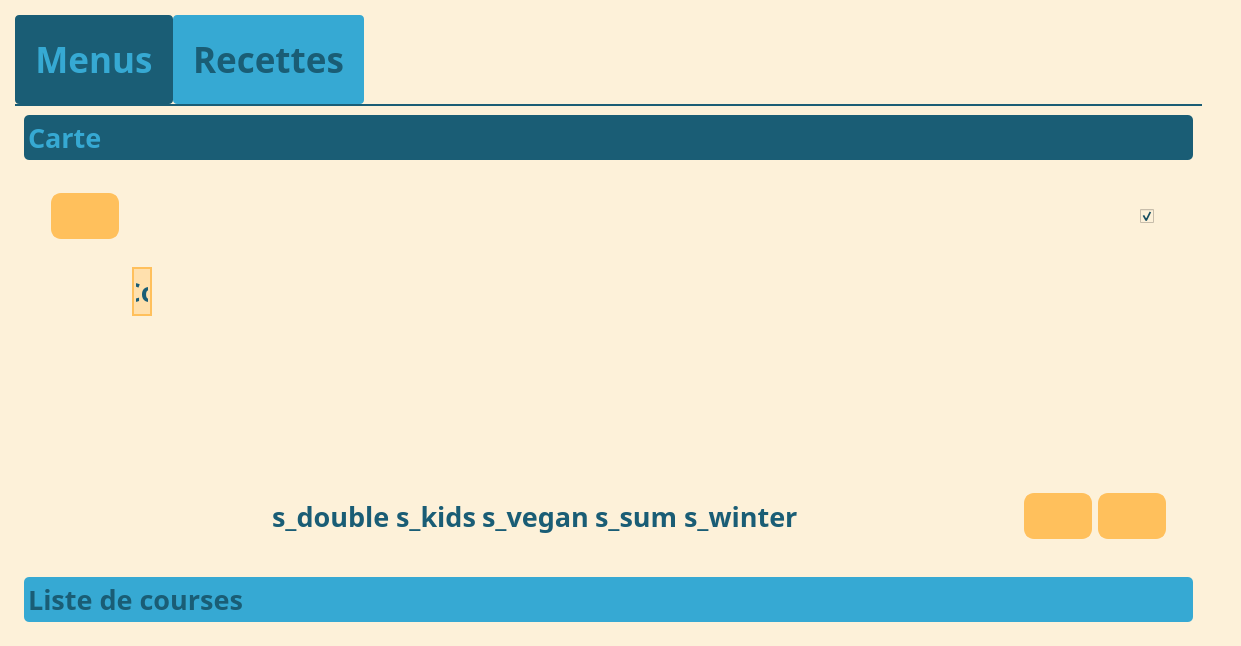
Old version of the form UI/Main_Window.ui in the repository juvarlet/a_table.
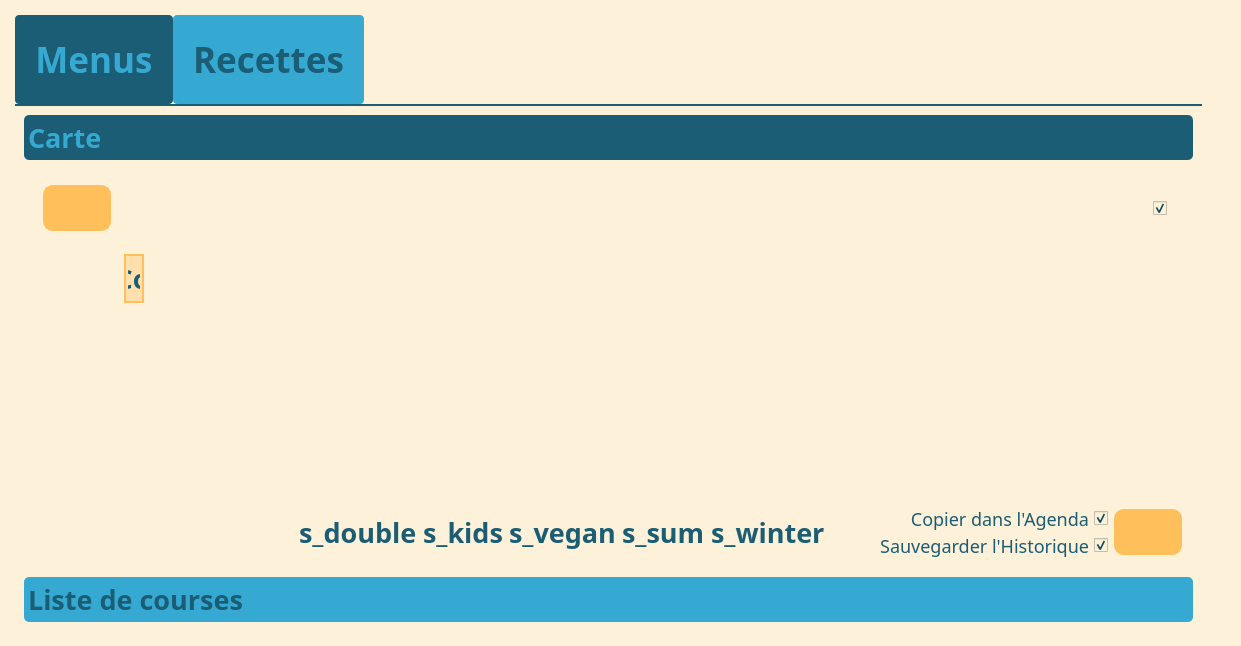
New version of the form. Icons and pictures are not drawn.

Commit message:
WIP Issue#60 (line_recipe)
Feature Issue#56 done

The edit to the form file:
```diff
--- a/UI/Main_Window.ui
+++ b/UI/Main_Window.ui
@@ -29,7 +29,7 @@
         background-color: #fdf1d9;
     }
     
-	QFrame#frame_carte{
+	QFrame#frame_carte, QFrame#frame_save {
 		background-color: #fdf1d9;
 	}
     QFrame#frame_tags_2{
@@ -428,17 +428,21 @@
         height:45px;
     }
 
-    QCheckBox#cB_search_recipe_name::indicator:checked, QCheckBox#cB_search_preparation::indicator:checked, QCheckBox#cB_search_ingredients::indicator:checked {
+    QCheckBox#cB_search_recipe_name::indicator:checked, QCheckBox#cB_search_preparation::indicator:checked, QCheckBox#cB_search_ingredients::indicator:checked, QCheckBox#cB_calendar::indicator:checked, QCheckBox#cB_history::indicator:checked {
         image: url(./UI/images/icon_check.png);
         width:20px;
         height:20px;
     }
 
-    QCheckBox#cB_search_recipe_name::indicator:unchecked, QCheckBox#cB_search_preparation::indicator:unchecked, QCheckBox#cB_search_ingredients::indicator:unchecked {
+    QCheckBox#cB_search_recipe_name::indicator:unchecked, QCheckBox#cB_search_preparation::indicator:unchecked, QCheckBox#cB_search_ingredients::indicator:unchecked, QCheckBox#cB_calendar::indicator:unchecked, QCheckBox#cB_history::indicator:unchecked {
         image: url(./UI/images/icon_uncheck.png);
         width:20px;
         height:20px;
     }
+
+QLabel#label_calendar, QLabel#label_history {
+	font: 18px;
+}
     
     QTableWidget {
         background-color: #fdf1d9;
@@ -750,6 +754,21 @@
                   <enum>QFrame::Raised</enum>
                  </property>
                  <layout class="QGridLayout" name="gridLayout_10">
+                  <property name="leftMargin">
+                   <number>1</number>
+                  </property>
+                  <property name="topMargin">
+                   <number>1</number>
+                  </property>
+                  <property name="rightMargin">
+                   <number>1</number>
+                  </property>
+                  <property name="bottomMargin">
+                   <number>1</number>
+                  </property>
+                  <property name="spacing">
+                   <number>1</number>
+                  </property>
                   <item row="0" column="0">
                    <widget class="QFrame" name="frame_top_actions">
                     <property name="frameShape">
@@ -851,6 +870,114 @@
                      <enum>QFrame::Raised</enum>
                     </property>
                     <layout class="QGridLayout" name="gridLayout_14">
+                     <property name="leftMargin">
+                      <number>1</number>
+                     </property>
+                     <property name="topMargin">
+                      <number>1</number>
+                     </property>
+                     <property name="rightMargin">
+                      <number>1</number>
+                     </property>
+                     <property name="bottomMargin">
+                      <number>1</number>
+                     </property>
+                     <item row="0" column="3">
+                      <widget class="QFrame" name="frame_save">
+                       <property name="frameShape">
+                        <enum>QFrame::NoFrame</enum>
+                       </property>
+                       <property name="frameShadow">
+                        <enum>QFrame::Raised</enum>
+                       </property>
+                       <layout class="QGridLayout" name="gridLayout_7">
+                        <property name="leftMargin">
+                         <number>0</number>
+                        </property>
+                        <property name="topMargin">
+                         <number>0</number>
+                        </property>
+                        <property name="rightMargin">
+                         <number>0</number>
+                        </property>
+                        <property name="bottomMargin">
+                         <number>0</number>
+                        </property>
+                        <property name="horizontalSpacing">
+                         <number>5</number>
+                        </property>
+                        <property name="verticalSpacing">
+                         <number>0</number>
+                        </property>
+                        <item row="1" column="2">
+                         <widget class="QCheckBox" name="cB_history">
+                          <property name="text">
+                           <string/>
+                          </property>
+                          <property name="checked">
+                           <bool>true</bool>
+                          </property>
+                         </widget>
+                        </item>
+                        <item row="0" column="2">
+                         <widget class="QCheckBox" name="cB_calendar">
+                          <property name="text">
+                           <string/>
+                          </property>
+                          <property name="checked">
+                           <bool>true</bool>
+                          </property>
+                         </widget>
+                        </item>
+                        <item row="0" column="1">
+                         <widget class="QLabel" name="label_calendar">
+                          <property name="text">
+                           <string>Copier dans l'Agenda</string>
+                          </property>
+                          <property name="alignment">
+                           <set>Qt::AlignRight|Qt::AlignTrailing|Qt::AlignVCenter</set>
+                          </property>
+                         </widget>
+                        </item>
+                        <item row="1" column="1">
+                         <widget class="QLabel" name="label_history">
+                          <property name="text">
+                           <string>Sauvegarder l'Historique</string>
+                          </property>
+                          <property name="alignment">
+                           <set>Qt::AlignRight|Qt::AlignTrailing|Qt::AlignVCenter</set>
+                          </property>
+                         </widget>
+                        </item>
+                        <item row="1" column="0">
+                         <spacer name="horizontalSpacer_6">
+                          <property name="orientation">
+                           <enum>Qt::Horizontal</enum>
+                          </property>
+                          <property name="sizeHint" stdset="0">
+                           <size>
+                            <width>40</width>
+                            <height>20</height>
+                           </size>
+                          </property>
+                         </spacer>
+                        </item>
+                       </layout>
+                      </widget>
+                     </item>
+                     <item row="0" column="3">
+                      <spacer name="horizontalSpacer">
+                       <property name="orientation">
+                        <enum>Qt::Horizontal</enum>
+                       </property>
+                       <property name="sizeHint" stdset="0">
+                        <size>
+                         <width>40</width>
+                         <height>20</height>
+                        </size>
+                       </property>
+                      </spacer>
+                     </item>
                      <item row="0" column="0">
                       <spacer name="horizontalSpacer_2">
                        <property name="orientation">
@@ -865,16 +992,7 @@
                       </spacer>
                      </item>
                      <item row="0" column="4">
-                      <widget class="QPushButton" name="pB_save">
-                       <property name="font">
-                        <font>
-                         <family>Poiret One</family>
-                         <pointsize>-1</pointsize>
-                         <weight>75</weight>
-                         <italic>false</italic>
-                         <bold>true</bold>
-                        </font>
-                       </property>
+                      <widget class="QPushButton" name="pB_calendar">
                        <property name="toolTip">
                         <string>Enregistrer dans l'Historique</string>
                        </property>
@@ -955,39 +1073,6 @@
                        </layout>
                       </widget>
                      </item>
-                     <item row="0" column="2">
-                      <spacer name="horizontalSpacer">
-                       <property name="orientation">
-                        <enum>Qt::Horizontal</enum>
-                       </property>
-                       <property name="sizeHint" stdset="0">
-                        <size>
-                         <width>40</width>
-                         <height>20</height>
-                        </size>
-                       </property>
-                      </spacer>
-                     </item>
-                     <item row="0" column="3">
-                      <widget class="QPushButton" name="pB_calendar">
-                       <property name="toolTip">
-                        <string>Copier dans l'Agenda</string>
-                       </property>
-                       <property name="text">
-                        <string/>
-                       </property>
-                       <property name="icon">
-                        <iconset>
-                         <normaloff>images/icon_calendar.png</normaloff>images/icon_calendar.png</iconset>
-                       </property>
-                       <property name="iconSize">
-                        <size>
-                         <width>50</width>
-                         <height>50</height>
-                        </size>
-                       </property>
-                      </widget>
-                     </item>
                     </layout>
                    </widget>
                   </item>
```
Left out of the diff: 17 changed lines with no effect on the pictures. The commit also changes 29 other files.
